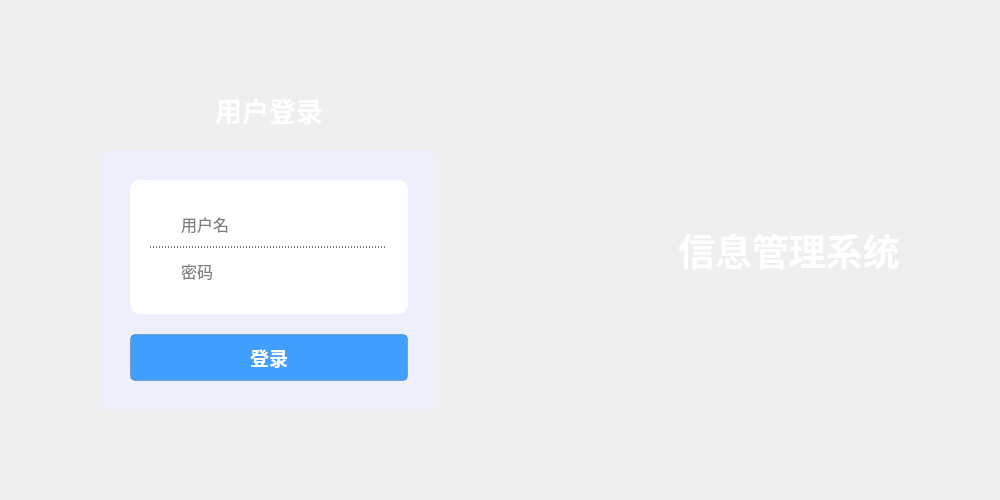
Before: the Qt Designer form ui/widgets/login_page/page.ui in ArcherLuo233/election-s-prediction, drawn with Qt 5.
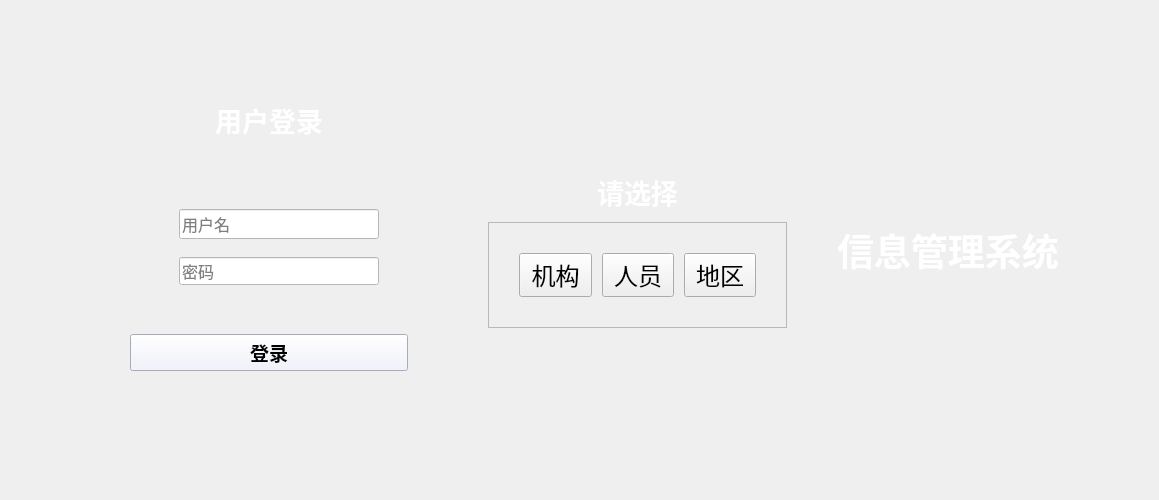
After: the same form once the commit is applied. Icons and pictures are not drawn.

Commit message: 修改登录界面逻辑及样式处理方式

What changed in the file:
```diff
--- a/ui/widgets/login_page/page.ui
+++ b/ui/widgets/login_page/page.ui
@@ -2,14 +2,6 @@
 <ui version="4.0">
  <class>Form</class>
  <widget class="QWidget" name="Form">
-  <property name="geometry">
-   <rect>
-    <x>0</x>
-    <y>0</y>
-    <width>1000</width>
-    <height>500</height>
-   </rect>
-  </property>
   <property name="sizePolicy">
    <sizepolicy hsizetype="Fixed" vsizetype="Fixed">
     <horstretch>0</horstretch>
@@ -24,7 +16,7 @@
   </property>
   <property name="maximumSize">
    <size>
-    <width>1000</width>
+    <width>1159</width>
     <height>500</height>
    </size>
   </property>
@@ -75,9 +67,22 @@
       </spacer>
      </item>
      <item>
-      <layout class="QVBoxLayout" name="verticalLayout_2">
+            <widget class="QWidget" name="loginWidget" native="true">
+                <layout class="QVBoxLayout" name="verticalLayout_5">
        <property name="spacing">
-        <number>20</number>
+                        <number>10</number>
+                    </property>
+                    <property name="leftMargin">
+                        <number>0</number>
+                    </property>
+                    <property name="topMargin">
+                        <number>0</number>
+                    </property>
+                    <property name="rightMargin">
+                        <number>0</number>
+                    </property>
+                    <property name="bottomMargin">
+                        <number>0</number>
        </property>
        <item>
         <spacer name="verticalSpacer">
@@ -148,7 +153,7 @@
         </widget>
        </item>
        <item>
-        <widget class="QWidget" name="widget" native="true">
+                        <widget class="QFrame" name="frame">
          <property name="palette">
           <palette>
            <active>
@@ -245,13 +250,6 @@
            <family>Microsoft YaHei UI</family>
           </font>
          </property>
-         <property name="autoFillBackground">
-          <bool>false</bool>
-         </property>
-         <property name="styleSheet">
-          <string notr="true">border-radius: 10px;
-background-color: rgb(237, 239, 251);</string>
-         </property>
          <layout class="QVBoxLayout" name="verticalLayout">
           <property name="spacing">
            <number>20</number>
@@ -361,13 +359,6 @@
               </disabled>
              </palette>
             </property>
-            <property name="autoFillBackground">
-             <bool>false</bool>
-            </property>
-            <property name="styleSheet">
-             <string notr="true">border-radius: 10px;
-background-color: white;</string>
-            </property>
             <layout class="QVBoxLayout" name="verticalLayout_3">
              <property name="spacing">
               <number>0</number>
@@ -385,11 +376,7 @@
               <number>20</number>
              </property>
              <item>
-              <widget class="QWidget" name="widget_3" native="true">
-               <property name="styleSheet">
-                <string notr="true">border-bottom: 1px dashed;
-border-radius: 0px;</string>
-               </property>
+                                                <widget class="QWidget" name="widget_un" native="true">
                <layout class="QHBoxLayout" name="horizontalLayout_4">
                 <item>
                  <widget class="QLabel" name="icon_un">
@@ -444,9 +431,6 @@
                     <bold>false</bold>
                    </font>
                   </property>
-                  <property name="styleSheet">
-                   <string notr="true">border: 0px;</string>
-                  </property>
                   <property name="placeholderText">
                    <string>用户名</string>
                   </property>
@@ -456,10 +440,7 @@
               </widget>
              </item>
              <item>
-              <widget class="QWidget" name="widget_4" native="true">
-               <property name="styleSheet">
-                <string notr="true"/>
-               </property>
+                                                <widget class="QWidget" name="widget_psd" native="true">
                <layout class="QHBoxLayout" name="horizontalLayout">
                 <item>
                  <widget class="QLabel" name="icon_psd">
@@ -517,9 +498,6 @@
                     <bold>false</bold>
                    </font>
                   </property>
-                  <property name="styleSheet">
-                   <string notr="true">border: 0px;</string>
-                  </property>
                   <property name="echoMode">
                    <enum>QLineEdit::Password</enum>
                   </property>
@@ -550,20 +528,6 @@
             <property name="cursor">
              <cursorShape>PointingHandCursor</cursorShape>
             </property>
-            <property name="styleSheet">
-             <string notr="true">QPushButton{
-    background-color: rgb(64, 158, 255);
-    border: 1px solid;
-    border-color: rgba(0, 0, 0, 50);
-    border-radius: 5px;
-    padding: 8px;
-    color: white;
-}
-
-QPushButton:hover{
-    background-color: rgba(64, 158, 255, 150);
-}</string>
-            </property>
             <property name="text">
              <string>登录</string>
             </property>
@@ -586,6 +550,166 @@
         </spacer>
        </item>
       </layout>
+            </widget>
+        </item>
+        <item>
+            <widget class="QWidget" name="widget_choice" native="true">
+                <layout class="QVBoxLayout" name="verticalLayout_2">
+                    <property name="spacing">
+                        <number>10</number>
+                    </property>
+                    <property name="leftMargin">
+                        <number>50</number>
+                    </property>
+                    <property name="topMargin">
+                        <number>0</number>
+                    </property>
+                    <property name="rightMargin">
+                        <number>50</number>
+                    </property>
+                    <property name="bottomMargin">
+                        <number>0</number>
+                    </property>
+                    <item>
+                        <spacer name="verticalSpacer_3">
+                            <property name="orientation">
+                                <enum>Qt::Vertical</enum>
+                            </property>
+                            <property name="sizeHint" stdset="0">
+                                <size>
+                                    <width>20</width>
+                                    <height>40</height>
+                                </size>
+                            </property>
+                        </spacer>
+                    </item>
+                    <item>
+                        <widget class="QLabel" name="label_3">
+                            <property name="palette">
+                                <palette>
+                                    <active>
+                                        <colorrole role="WindowText">
+                                            <brush brushstyle="SolidPattern">
+                                                <color alpha="255">
+                                                    <red>255</red>
+                                                    <green>255</green>
+                                                    <blue>255</blue>
+                                                </color>
+                                            </brush>
+                                        </colorrole>
+                                    </active>
+                                    <inactive>
+                                        <colorrole role="WindowText">
+                                            <brush brushstyle="SolidPattern">
+                                                <color alpha="255">
+                                                    <red>255</red>
+                                                    <green>255</green>
+                                                    <blue>255</blue>
+                                                </color>
+                                            </brush>
+                                        </colorrole>
+                                    </inactive>
+                                    <disabled>
+                                        <colorrole role="WindowText">
+                                            <brush brushstyle="SolidPattern">
+                                                <color alpha="255">
+                                                    <red>120</red>
+                                                    <green>120</green>
+                                                    <blue>120</blue>
+                                                </color>
+                                            </brush>
+                                        </colorrole>
+                                    </disabled>
+                                </palette>
+                            </property>
+                            <property name="font">
+                                <font>
+                                    <family>Microsoft YaHei UI</family>
+                                    <pointsize>20</pointsize>
+                                    <weight>75</weight>
+                                    <bold>true</bold>
+                                </font>
+                            </property>
+                            <property name="text">
+                                <string>请选择</string>
+                            </property>
+                            <property name="alignment">
+                                <set>Qt::AlignCenter</set>
+                            </property>
+                        </widget>
+                    </item>
+                    <item>
+                        <widget class="QFrame" name="frame_2">
+                            <property name="frameShape">
+                                <enum>QFrame::StyledPanel</enum>
+                            </property>
+                            <property name="frameShadow">
+                                <enum>QFrame::Raised</enum>
+                            </property>
+                            <layout class="QHBoxLayout" name="horizontalLayout_2">
+                                <property name="spacing">
+                                    <number>10</number>
+                                </property>
+                                <property name="leftMargin">
+                                    <number>30</number>
+                                </property>
+                                <property name="topMargin">
+                                    <number>30</number>
+                                </property>
+                                <property name="rightMargin">
+                                    <number>30</number>
+                                </property>
+                                <property name="bottomMargin">
+                                    <number>30</number>
+                                </property>
+                                <item>
+                                    <widget class="QPushButton" name="btn_jg">
+                                        <property name="cursor">
+                                            <cursorShape>PointingHandCursor</cursorShape>
+                                        </property>
+                                        <property name="text">
+                                            <string>机构</string>
+                                        </property>
+                                    </widget>
+                                </item>
+                                <item>
+                                    <widget class="QPushButton" name="btn_ry">
+                                        <property name="cursor">
+                                            <cursorShape>PointingHandCursor</cursorShape>
+                                        </property>
+                                        <property name="text">
+                                            <string>人员</string>
+                                        </property>
+                                    </widget>
+                                </item>
+                                <item>
+                                    <widget class="QPushButton" name="btn_dq">
+                                        <property name="cursor">
+                                            <cursorShape>PointingHandCursor</cursorShape>
+                                        </property>
+                                        <property name="text">
+                                            <string>地区</string>
+                                        </property>
+                                    </widget>
+                                </item>
+                            </layout>
+                        </widget>
+                    </item>
+                    <item>
+                        <spacer name="verticalSpacer_4">
+                            <property name="orientation">
+                                <enum>Qt::Vertical</enum>
+                            </property>
+                            <property name="sizeHint" stdset="0">
+                                <size>
+                                    <width>20</width>
+                                    <height>40</height>
+                                </size>
+                            </property>
+                        </spacer>
+                    </item>
+                </layout>
+            </widget>
      </item>
      <item>
       <spacer name="horizontalSpacer">
```
Left out of the diff: 19 changed lines with no effect on the pictures. Lines whose indentation alone changed are shown as unchanged. The commit also changes 5 other files.
